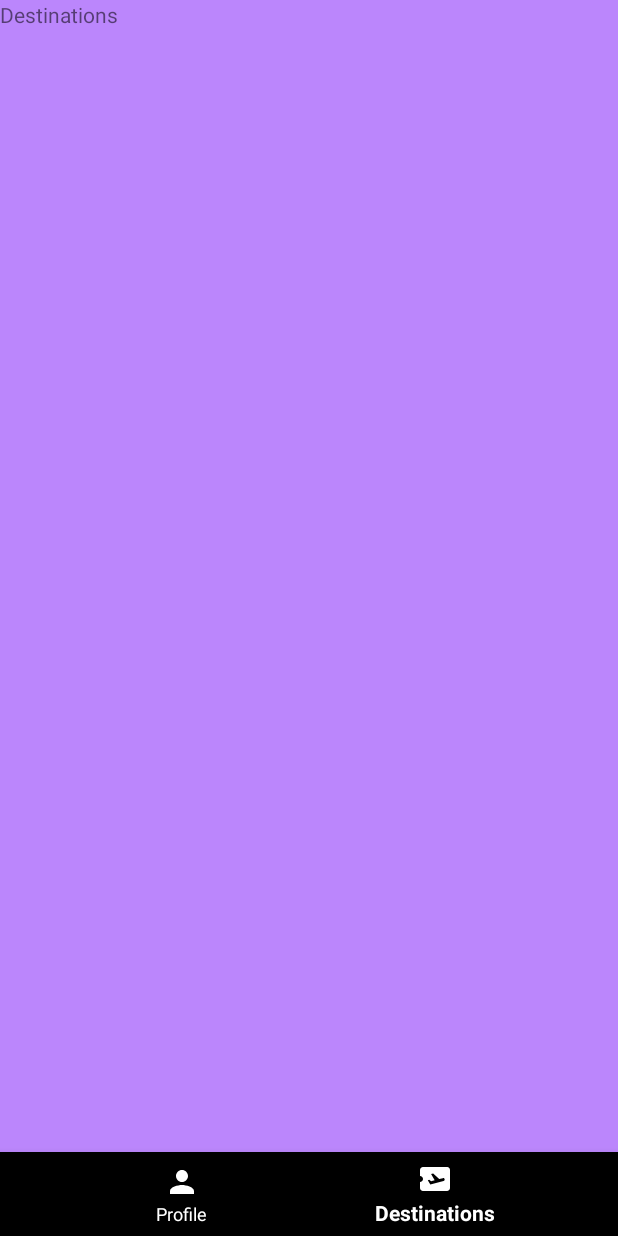
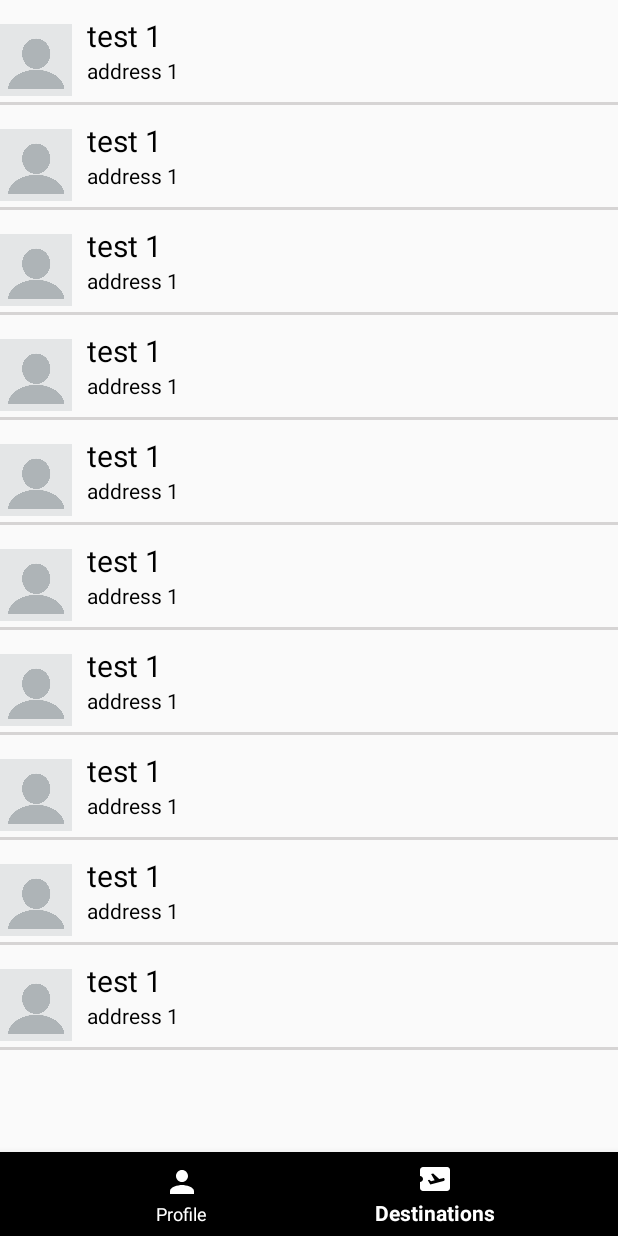
Before and after one commit to ioan45/HolidayDestinationsApp, an Android app: the HomeActivity screen opened directly, with no data from a screen before it, item 2 of the bottom bar chosen, on a phone screen of 412 x 824 dp. Run offline under Robolectric (Android 15) with nearby library versions, the phone set to English and light mode, and no system bars; 5 statements that could not run were skipped.

```diff
--- a/app/build.gradle
+++ b/app/build.gradle
@@ -37,7 +37,8 @@ dependencies {
     implementation 'androidx.constraintlayout:constraintlayout:2.1.4'
 
     implementation 'androidx.fragment:fragment:1.5.7'
-
+    implementation 'androidx.recyclerview:recyclerview:1.3.0'
+    implementation 'com.google.android.gms:play-services-maps:17.0.1'
 
     testImplementation 'junit:junit:4.13.2'
     androidTestImplementation 'androidx.test.ext:junit:1.1.5'
--- a/app/src/main/AndroidManifest.xml
+++ b/app/src/main/AndroidManifest.xml
@@ -5,6 +5,7 @@
     <uses-permission android:name="android.permission.POST_NOTIFICATIONS" />
     <uses-permission android:name="android.permission.READ_EXTERNAL_STORAGE" />
     <uses-permission android:name="android.permission.FOREGROUND_SERVICE"/>
+    <uses-permission android:name="android.permission.INTERNET"/>
 
     <application
         android:allowBackup="true"
@@ -15,6 +16,11 @@
         android:supportsRtl="true"
         android:theme="@style/Theme.MaterialComponents.Light.NoActionBar.Bridge"
         tools:targetApi="31">
+
+        <meta-data
+            android:name="com.google.android.geo.API_KEY"
+            android:value="AIzaSyDTXgd7MkLcM9XRrcYtAc6AVf4fYDewKh8">
+        </meta-data>
 
         <service
             android:name=".RaiseNotificationService"
--- /dev/null
+++ b/app/src/main/java/com/example/holidaydestinationsapp/DestinationsAdapter.java
@@ -0,0 +1,39 @@
+package com.example.holidaydestinationsapp;
+
+import android.content.Context;
+import android.view.LayoutInflater;
+import android.view.ViewGroup;
+
+import androidx.annotation.NonNull;
+import androidx.recyclerview.widget.RecyclerView;
+
+import java.util.List;
+
+public class DestinationsAdapter extends RecyclerView.Adapter<DestinationsViewHolder> {
+
+    Context context;
+    List<ItemDestination> itemDestinationList;
+
+    public DestinationsAdapter(Context context, List<ItemDestination> itemDestinationList) {
+        this.context = context;
+        this.itemDestinationList = itemDestinationList;
+    }
+
+    @NonNull
+    @Override
+    public DestinationsViewHolder onCreateViewHolder(@NonNull ViewGroup parent, int viewType) {
+        return new DestinationsViewHolder(LayoutInflater.from(context).inflate(R.layout.item_destination_view, parent, false));
+    }
+
+    @Override
+    public void onBindViewHolder(@NonNull DestinationsViewHolder holder, int position) {
+        holder.nameHotel.setText(itemDestinationList.get(position).getHotelName());
+        holder.addressHotel.setText(itemDestinationList.get(position).getHotelAddress());
+        holder.hotelImage.setImageResource(itemDestinationList.get(position).getImageHotel());
+    }
+
+    @Override
+    public int getItemCount() {
+        return itemDestinationList.size();
+    }
+}
--- a/app/src/main/java/com/example/holidaydestinationsapp/DestinationsFragment.java
+++ b/app/src/main/java/com/example/holidaydestinationsapp/DestinationsFragment.java
@@ -3,62 +3,44 @@ package com.example.holidaydestinationsapp;
 import android.os.Bundle;
 
 import androidx.fragment.app.Fragment;
+import androidx.recyclerview.widget.LinearLayoutManager;
+import androidx.recyclerview.widget.RecyclerView;
 
 import android.view.LayoutInflater;
 import android.view.View;
 import android.view.ViewGroup;
 
-/**
- * A simple {@link Fragment} subclass.
- * Use the {@link DestinationsFragment#newInstance} factory method to
- * create an instance of this fragment.
- */
+import java.util.ArrayList;
+import java.util.List;
+
 public class DestinationsFragment extends Fragment {
-
-    // TODO: Rename parameter arguments, choose names that match
-    // the fragment initialization parameters, e.g. ARG_ITEM_NUMBER
-    private static final String ARG_PARAM1 = "param1";
-    private static final String ARG_PARAM2 = "param2";
-
-    // TODO: Rename and change types of parameters
-    private String mParam1;
-    private String mParam2;
-
     public DestinationsFragment() {
         // Required empty public constructor
-    }
-
-    /**
-     * Use this factory method to create a new instance of
-     * this fragment using the provided parameters.
-     *
-     * @param param1 Parameter 1.
-     * @param param2 Parameter 2.
-     * @return A new instance of fragment DestinationsFragment.
-     */
-    // TODO: Rename and change types and number of parameters
-    public static DestinationsFragment newInstance(String param1, String param2) {
-        DestinationsFragment fragment = new DestinationsFragment();
-        Bundle args = new Bundle();
-        args.putString(ARG_PARAM1, param1);
-        args.putString(ARG_PARAM2, param2);
-        fragment.setArguments(args);
-        return fragment;
-    }
-
-    @Override
-    public void onCreate(Bundle savedInstanceState) {
-        super.onCreate(savedInstanceState);
-        if (getArguments() != null) {
-            mParam1 = getArguments().getString(ARG_PARAM1);
-            mParam2 = getArguments().getString(ARG_PARAM2);
-        }
     }
 
     @Override
     public View onCreateView(LayoutInflater inflater, ViewGroup container,
                              Bundle savedInstanceState) {
         // Inflate the layout for this fragment
-        return inflater.inflate(R.layout.fragment_destinations, container, false);
+        View rootView = inflater.inflate(R.layout.fragment_destinations, container, false);
+
+        RecyclerView recyclerView = rootView.findViewById(R.id.recyclerViewDestinations);
+
+        List<ItemDestination> itemDestinationList = new ArrayList<ItemDestination>();
+        itemDestinationList.add(new ItemDestination("test 1", "address 1", R.drawable.blank_profile_picture));
+        itemDestinationList.add(new ItemDestination("test 1", "address 1", R.drawable.blank_profile_picture));
+        itemDestinationList.add(new ItemDestination("test 1", "address 1", R.drawable.blank_profile_picture));
+        itemDestinationList.add(new ItemDestination("test 1", "address 1", R.drawable.blank_profile_picture));
+        itemDestinationList.add(new ItemDestination("test 1", "address 1", R.drawable.blank_profile_picture));
+        itemDestinationList.add(new ItemDestination("test 1", "address 1", R.drawable.blank_profile_picture));
+        itemDestinationList.add(new ItemDestination("test 1", "address 1", R.drawable.blank_profile_picture));
+        itemDestinationList.add(new ItemDestination("test 1", "address 1", R.drawable.blank_profile_picture));
+        itemDestinationList.add(new ItemDestination("test 1", "address 1", R.drawable.blank_profile_picture));
+        itemDestinationList.add(new ItemDestination("test 1", "address 1", R.drawable.blank_profile_picture));
+
+        recyclerView.setLayoutManager(new LinearLayoutManager(this.getActivity()));
+        recyclerView.setAdapter(new DestinationsAdapter(this.getActivity().getApplicationContext(), itemDestinationList));
+
+        return rootView;
     }
 }
--- /dev/null
+++ b/app/src/main/java/com/example/holidaydestinationsapp/DestinationsViewHolder.java
@@ -0,0 +1,22 @@
+package com.example.holidaydestinationsapp;
+
+import android.view.View;
+import android.widget.ImageView;
+import android.widget.TextView;
+
+import androidx.annotation.NonNull;
+import androidx.recyclerview.widget.RecyclerView;
+
+public class DestinationsViewHolder extends RecyclerView.ViewHolder {
+
+    ImageView hotelImage;
+    TextView nameHotel, addressHotel;
+
+    public DestinationsViewHolder(@NonNull View itemView) {
+        super(itemView);
+
+        hotelImage = itemView.findViewById(R.id.hotelImageView);
+        nameHotel = itemView.findViewById(R.id.hotelName);
+        addressHotel = itemView.findViewById(R.id.hotelAddress);
+    }
+}
--- /dev/null
+++ b/app/src/main/java/com/example/holidaydestinationsapp/ItemDestination.java
@@ -0,0 +1,37 @@
+package com.example.holidaydestinationsapp;
+
+public class ItemDestination {
+    String hotelName;
+    String hotelAddress;
+    int imageHotel;
+
+    public ItemDestination(String hotelName, String hotelAddress, int imageHotel) {
+        this.hotelName = hotelName;
+        this.hotelAddress = hotelAddress;
+        this.imageHotel = imageHotel;
+    }
+
+    public String getHotelName() {
+        return hotelName;
+    }
+
+    public void setHotelName(String hotelName) {
+        this.hotelName = hotelName;
+    }
+
+    public String getHotelAddress() {
+        return hotelAddress;
+    }
+
+    public void setHotelAddress(String hotelAdress) {
+        this.hotelAddress = hotelAdress;
+    }
+
+    public int getImageHotel() {
+        return imageHotel;
+    }
+
+    public void setImageHotel(int imageHotel) {
+        this.imageHotel = imageHotel;
+    }
+}
--- /dev/null
+++ b/app/src/main/res/layout-land/activity_home.xml
@@ -0,0 +1,31 @@
+<?xml version="1.0" encoding="utf-8"?>
+<androidx.constraintlayout.widget.ConstraintLayout xmlns:android="http://schemas.android.com/apk/res/android"
+    xmlns:app="http://schemas.android.com/apk/res-auto"
+    android:layout_width="match_parent"
+    android:layout_height="match_parent">
+
+    <FrameLayout
+        android:id="@+id/homeFrameLayout"
+        android:layout_width="0dp"
+        android:layout_height="0dp"
+        app:layout_constraintBottom_toTopOf="@+id/bottomNavigationView"
+        app:layout_constraintEnd_toEndOf="parent"
+        app:layout_constraintStart_toStartOf="parent"
+        app:layout_constraintTop_toTopOf="parent">
+
+
+    </FrameLayout>
+
+    <com.google.android.material.bottomnavigation.BottomNavigationView
+        android:id="@+id/bottomNavigationView"
+        android:layout_width="match_parent"
+        android:layout_height="wrap_content"
+        app:labelVisibilityMode="labeled"
+        app:layout_constraintBottom_toBottomOf="parent"
+        app:layout_constraintEnd_toEndOf="parent"
+        app:layout_constraintStart_toStartOf="parent"
+        app:menu="@menu/bottom_nav_menu"
+
+        app:itemIconTint="@color/white"
+        app:itemTextColor="@color/white"/>
+</androidx.constraintlayout.widget.ConstraintLayout>
--- /dev/null
+++ b/app/src/main/res/layout-land/fragment_profile.xml
@@ -0,0 +1,38 @@
+<?xml version="1.0" encoding="utf-8"?>
+<FrameLayout xmlns:android="http://schemas.android.com/apk/res/android"
+    xmlns:tools="http://schemas.android.com/tools"
+    android:layout_width="match_parent"
+    android:layout_height="match_parent"
+    tools:context=".ProfileFragment">
+
+    <LinearLayout
+        android:layout_width="match_parent"
+        android:layout_height="match_parent"
+        android:layout_centerInParent="true"
+        android:gravity="center"
+        android:orientation="vertical">
+
+        <ImageView
+            android:id="@+id/profileImage"
+            android:layout_width="150dp"
+            android:layout_height="150dp"
+            android:layout_margin="20dp"
+            android:src="@drawable/blank_profile_picture"></ImageView>
+
+        <TextView
+            android:id="@+id/greetingMessage"
+            android:layout_width="wrap_content"
+            android:layout_height="wrap_content"
+            android:text="Hi, _name_"
+            android:textSize="30sp"></TextView>
+
+        <Button
+            android:id="@+id/signOutButton"
+            android:layout_width="wrap_content"
+            android:layout_height="wrap_content"
+            android:layout_margin="20dp"
+            android:text="SIGN OUT"
+            android:textSize="20sp"></Button>
+    </LinearLayout>
+
+</FrameLayout>
--- a/app/src/main/res/layout/fragment_destinations.xml
+++ b/app/src/main/res/layout/fragment_destinations.xml
@@ -1,16 +1,13 @@
 <?xml version="1.0" encoding="utf-8"?>
-<FrameLayout xmlns:android="http://schemas.android.com/apk/res/android"
+<RelativeLayout xmlns:android="http://schemas.android.com/apk/res/android"
     xmlns:tools="http://schemas.android.com/tools"
     android:layout_width="match_parent"
     android:layout_height="match_parent"
-    tools:context=".DestinationsFragment"
-    android:background="@color/purple_200">
+    tools:context=".DestinationsFragment">
 
-    <!-- TODO: Update blank fragment layout -->
-    <TextView
+    <androidx.recyclerview.widget.RecyclerView
         android:layout_width="match_parent"
-        android:layout_height="match_parent"
-        android:text="Destinations"
-        />
+        android:layout_height="wrap_content"
+        android:id="@+id/recyclerViewDestinations"/>
 
-</FrameLayout>
+</RelativeLayout>
--- /dev/null
+++ b/app/src/main/res/layout/item_destination_view.xml
@@ -0,0 +1,36 @@
+<?xml version="1.0" encoding="utf-8"?>
+<RelativeLayout xmlns:android="http://schemas.android.com/apk/res/android"
+    android:layout_width="match_parent"
+    android:layout_height="wrap_content"
+    android:layout_marginTop="10dp">
+
+    <ImageView
+        android:layout_width="48dp"
+        android:layout_height="48dp"
+        android:id="@+id/hotelImageView"
+        android:layout_marginRight="10dp"
+        android:layout_centerVertical="true"/>
+    <TextView
+        android:layout_width="match_parent"
+        android:layout_height="wrap_content"
+        android:id="@+id/hotelName"
+        android:layout_toEndOf="@id/hotelImageView"
+        android:textColor="@color/black"
+        android:textSize="20dp"
+        android:text="Name"/>
+    <TextView
+        android:layout_width="match_parent"
+        android:layout_height="wrap_content"
+        android:id="@+id/hotelAddress"
+        android:layout_toEndOf="@id/hotelImageView"
+        android:layout_below="@id/hotelName"
+        android:textColor="@color/black"
+        android:text="Adress"/>
+    <LinearLayout
+        android:layout_width="match_parent"
+        android:layout_height="2dp"
+        android:layout_below="@id/hotelImageView"
+        android:background="#D6D4D4"
+        android:layout_marginTop="10dp"/>
+
+</RelativeLayout>
```
